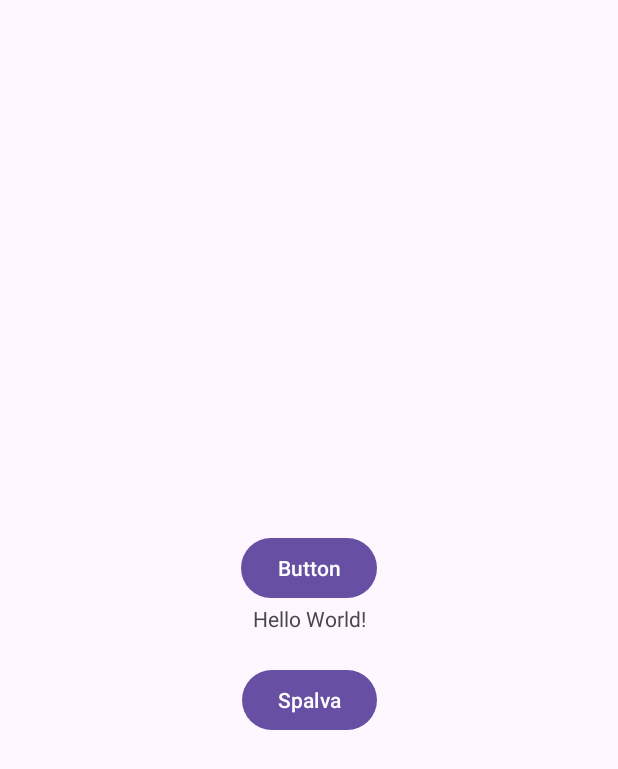
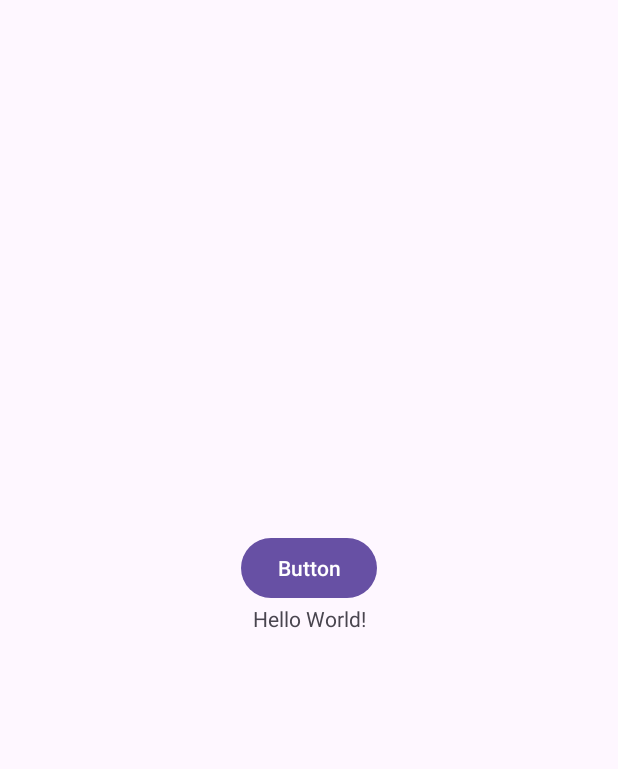
Before and after one commit to Miglevi/1projektas, an Android app: the screen it shows after launch (MainActivity), on a phone screen of 412 x 824 dp. Shown: the top 769 px of the screen. Run offline under Robolectric (Android 15) with nearby library versions, the phone set to English and light mode, and no system bars.

Commit message:
Revert "Added change text and the second button"
This reverts commit 567e265d382cb5b7e6f16231c5e45a6d77ecbc56.

```diff
--- a/app/src/main/java/com/example/a1projektas/MainActivity.java
+++ b/app/src/main/java/com/example/a1projektas/MainActivity.java
@@ -3,27 +3,12 @@ package com.example.a1projektas;
 import androidx.appcompat.app.AppCompatActivity;
 
 import android.os.Bundle;
-import android.view.View;
-import android.widget.TextView;
-import android.graphics.Color;
 
 public class MainActivity extends AppCompatActivity {
-
-    private TextView tvMain;
 
     @Override
     protected void onCreate(Bundle savedInstanceState) {
         super.onCreate(savedInstanceState);
         setContentView(R.layout.activity_main);
-
-        this.tvMain = findViewById(R.id.tvMain);
-    }
-
-    public void btnTextClick(View view) {
-        this.tvMain.setText("Hello");
-    }
-
-    public void changecolor(View view) {
-        this.tvMain.setTextColor(Color.BLUE);
     }
 }
--- a/app/src/main/res/layout/activity_main.xml
+++ b/app/src/main/res/layout/activity_main.xml
@@ -21,20 +21,8 @@
         android:layout_width="wrap_content"
         android:layout_height="wrap_content"
         android:text="Button"
-        android:onClick="btnTextClick"
         app:layout_constraintBottom_toTopOf="@+id/tvMain"
         app:layout_constraintEnd_toEndOf="parent"
         app:layout_constraintStart_toStartOf="parent" />
 
-    <Button
-        android:id="@+id/btn2ChangeText"
-        android:layout_width="wrap_content"
-        android:layout_height="wrap_content"
-        android:layout_marginTop="40dp"
-        android:text="Spalva"
-        android:onClick="changecolor"
-        app:layout_constraintEnd_toEndOf="parent"
-        app:layout_constraintStart_toStartOf="parent"
-        app:layout_constraintTop_toBottomOf="@+id/btnChangeText" />
-
 </androidx.constraintlayout.widget.ConstraintLayout>
```
